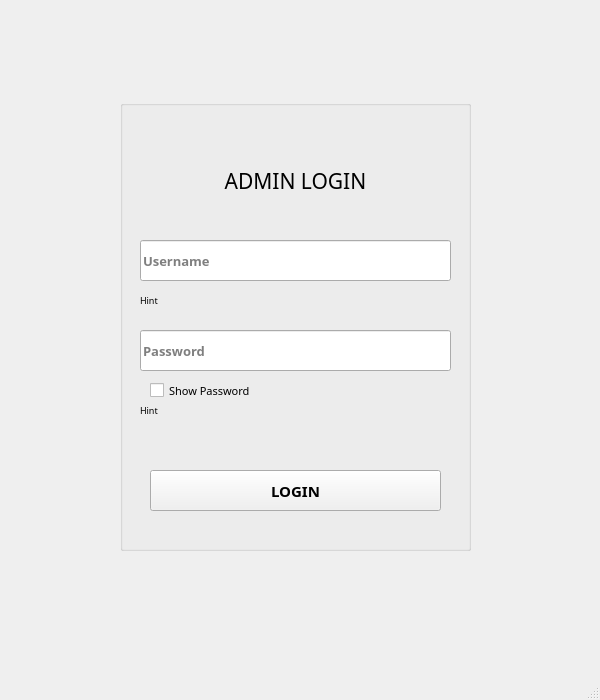
The window that CarRent/loginadmin.ui (Mani-SSH/Car_Rental) describes before a commit, drawn with Qt 5.
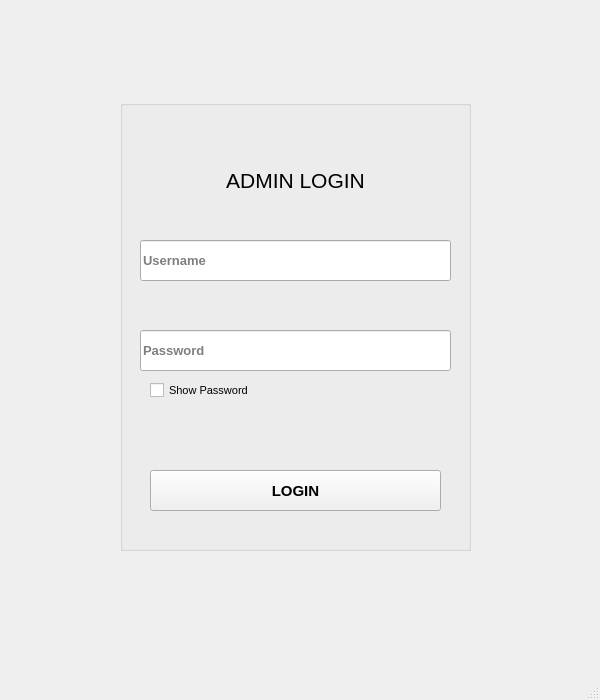
The same window after the commit.

```diff
--- a/CarRent/loginadmin.ui
+++ b/CarRent/loginadmin.ui
@@ -11,9 +11,7 @@
    </rect>
   </property>
   <property name="font">
-   <font>
-    <family>Gotham</family>
-   </font>
+   <font/>
   </property>
   <property name="windowTitle">
    <string>LoginAdmin</string>
@@ -42,7 +40,6 @@
      </property>
      <property name="font">
       <font>
-       <family>Gotham</family>
        <pointsize>10</pointsize>
        <bold>true</bold>
        <strikeout>false</strikeout>
@@ -67,7 +64,6 @@
      </property>
      <property name="font">
       <font>
-       <family>Gotham</family>
        <pointsize>10</pointsize>
        <bold>true</bold>
       </font>
@@ -90,7 +86,6 @@
      </property>
      <property name="font">
       <font>
-       <family>Gotham</family>
        <pointsize>8</pointsize>
       </font>
      </property>
@@ -109,12 +104,11 @@
      </property>
      <property name="font">
       <font>
-       <family>Gotham</family>
        <pointsize>7</pointsize>
       </font>
      </property>
      <property name="text">
-      <string>Hint</string>
+      <string/>
      </property>
     </widget>
     <widget class="QLabel" name="label_hintPassword">
@@ -128,12 +122,11 @@
      </property>
      <property name="font">
       <font>
-       <family>Gotham</family>
        <pointsize>7</pointsize>
       </font>
      </property>
      <property name="text">
-      <string>Hint</string>
+      <string/>
      </property>
     </widget>
     <widget class="QPushButton" name="pushButton_login">
@@ -724,7 +717,6 @@
      </property>
      <property name="font">
       <font>
-       <family>Gotham</family>
        <pointsize>11</pointsize>
        <bold>true</bold>
       </font>
@@ -744,7 +736,6 @@
      </property>
      <property name="font">
       <font>
-       <family>Gotham</family>
        <pointsize>16</pointsize>
       </font>
      </property>
```
